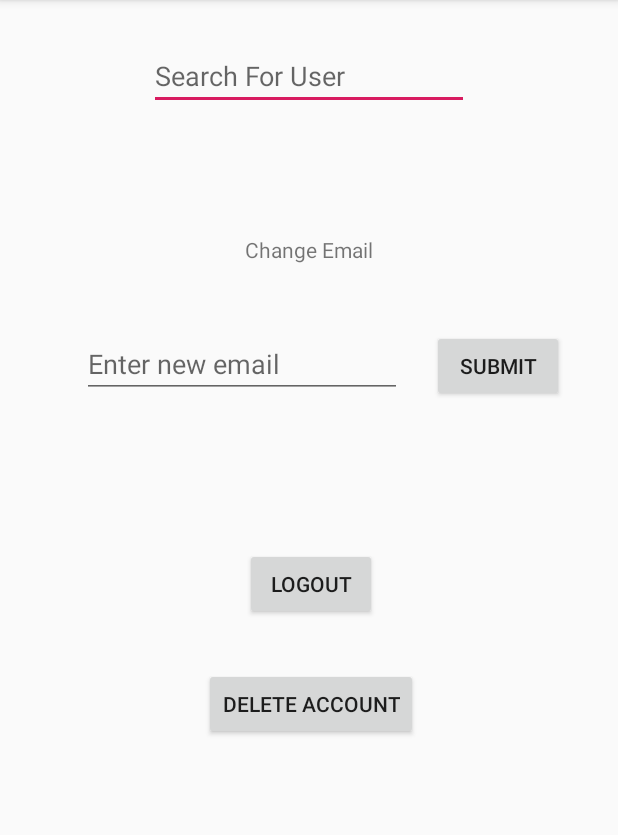
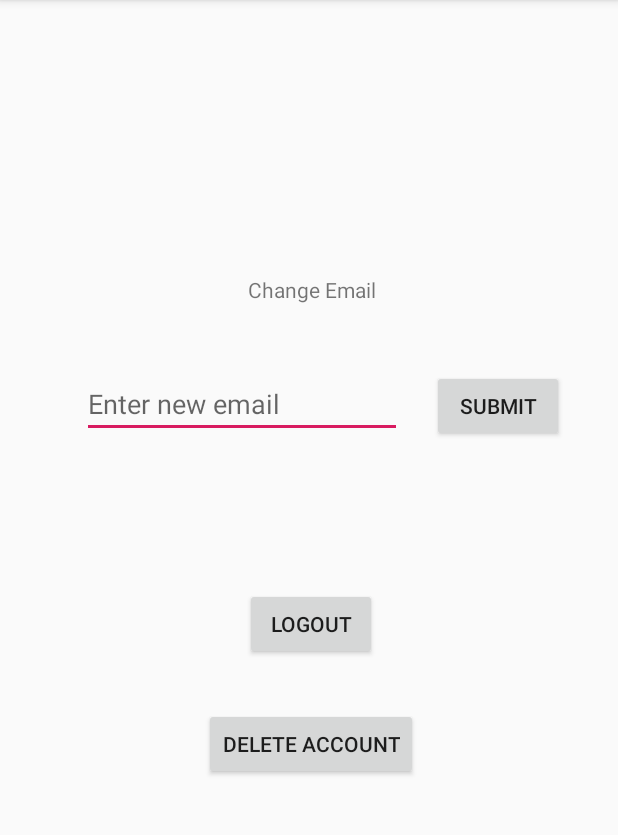
Before and after one commit to EthanAnderson1/First-Authentication-App, an Android app: the screen it shows after launch once a user with an empty profile is signed in (HomeActivity), on a phone screen of 412 x 824 dp, the part 84-919 px from its top. Run offline under Robolectric (Android 15) with nearby library versions, the phone set to English and light mode, and no system bars; our stand-ins replace Firebase (no records; nobody signed in at launch, a user with empty details on screens opened directly).

```diff
--- a/app/src/main/java/com/example/myfirstathentication/HomeActivity.java
+++ b/app/src/main/java/com/example/myfirstathentication/HomeActivity.java
@@ -29,14 +29,15 @@ public class HomeActivity extends AppCompatActivity {
     FirebaseAuth mFirebaseAuth;
     Button submitChangeEmailbtn;
     EditText newEmailtxt;
-    EditText userSearchtxt;
-    TextView userFoundtxt;
+    TextView currentUsertxt;
+
     private FirebaseAuth.AuthStateListener mAuthStateListener;
     @Override
     protected void onCreate(Bundle savedInstanceState) {
         super.onCreate(savedInstanceState);
         setContentView(R.layout.activity_home);
         final Intent intToLogin = new Intent(HomeActivity.this,LoginActivity.class);
+        currentUsertxt = findViewById(R.id.currentUsertxt);
         logoutbtn = findViewById(R.id.logoutbtn);
         logoutbtn.setOnClickListener(new View.OnClickListener(){
             @Override
@@ -69,32 +70,11 @@ public class HomeActivity extends AppCompatActivity {
                 String newEmail = newEmailtxt.getText().toString();
                 FirebaseUser currentUser = getInstance().getCurrentUser();
                 currentUser.updateEmail(newEmail);
+                currentUsertxt.setText(newEmail);
                 Toast.makeText(HomeActivity.this, "Email Address Updated", Toast.LENGTH_SHORT).show();
             }
         });
-        userSearchtxt = findViewById(R.id.searchUsertxt);
-        userSearchtxt.addTextChangedListener(new TextWatcher() {
-            @Override
-            public void beforeTextChanged(CharSequence s, int start, int count, int after) {
-                System.out.println("running");
-            }
-
-            @Override
-            public void onTextChanged(CharSequence s, int start, int before, int count) {
-                System.out.println("running");
-            }
-
-            @Override
-            public void afterTextChanged(Editable s) {
-                userFoundtxt = findViewById(R.id.userFoundtxt);
-                System.out.println("running");
-                Task<SignInMethodQueryResult> result = mFirebaseAuth.fetchSignInMethodsForEmail(userSearchtxt.getText().toString());
-                if (result!=null){
-                    userFoundtxt.setText("User Found!");
-                }else {
-                    userFoundtxt.setText("User Doesn't Exist");
-                }
-            }
-        });
+        String email = mFirebaseAuth.getInstance().getCurrentUser().getEmail().toString();
+        currentUsertxt.setText(email);
     }
 }
--- a/app/src/main/res/layout/activity_home.xml
+++ b/app/src/main/res/layout/activity_home.xml
@@ -18,18 +18,6 @@
         app:layout_constraintTop_toBottomOf="@+id/editEmailtxt" />
 
     <EditText
-        android:id="@+id/searchUsertxt"
-        android:layout_width="wrap_content"
-        android:layout_height="wrap_content"
-        android:layout_marginTop="28dp"
-        android:ems="10"
-        android:hint="@string/findUser"
-        android:inputType="textEmailAddress"
-        app:layout_constraintEnd_toEndOf="parent"
-        app:layout_constraintStart_toStartOf="parent"
-        app:layout_constraintTop_toTopOf="parent" />
-
-    <EditText
         android:id="@+id/editEmailtxt"
         android:layout_width="wrap_content"
         android:layout_height="wrap_content"
@@ -45,11 +33,12 @@
         android:id="@+id/changeEmaillbl"
         android:layout_width="wrap_content"
         android:layout_height="wrap_content"
-        android:layout_marginTop="32dp"
+        android:layout_marginTop="84dp"
         android:text="@string/changeEmail"
         app:layout_constraintEnd_toEndOf="parent"
+        app:layout_constraintHorizontal_bias="0.506"
         app:layout_constraintStart_toStartOf="parent"
-        app:layout_constraintTop_toBottomOf="@+id/userFoundtxt" />
+        app:layout_constraintTop_toBottomOf="@+id/currentUsertxt" />
 
     <Button
         android:id="@+id/deleteAccountbtn"
@@ -73,11 +62,11 @@
         app:layout_constraintTop_toBottomOf="@+id/changeEmaillbl" />
 
     <TextView
-        android:id="@+id/userFoundtxt"
+        android:id="@+id/currentUsertxt"
         android:layout_width="wrap_content"
         android:layout_height="wrap_content"
-        android:layout_marginTop="32dp"
+        android:layout_marginTop="80dp"
         app:layout_constraintEnd_toEndOf="parent"
         app:layout_constraintStart_toStartOf="parent"
-        app:layout_constraintTop_toBottomOf="@+id/searchUsertxt" />
+        app:layout_constraintTop_toTopOf="parent" />
 </androidx.constraintlayout.widget.ConstraintLayout>
```
